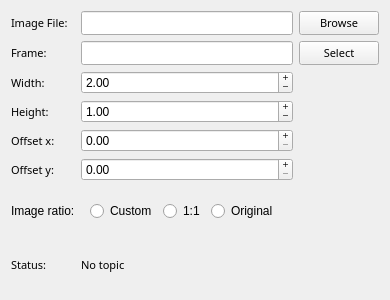
ros2-gbp/mapviz-release, file mapviz_plugins/ui/robot_image_config.ui: the form before one commit.
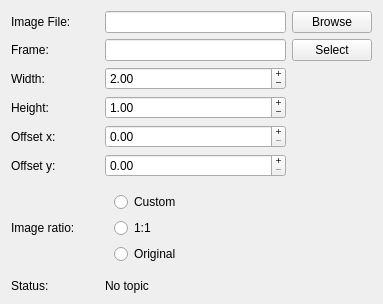
The form after the commit.

Diff of the .ui file:
```diff
--- a/mapviz_plugins/ui/robot_image_config.ui
+++ b/mapviz_plugins/ui/robot_image_config.ui
@@ -19,12 +19,6 @@
   <layout class="QGridLayout" name="gridLayout">
    <item row="0" column="0">
     <widget class="QLabel" name="image_label">
-     <property name="font">
-      <font>
-       <family>Sans Serif</family>
-       <pointsize>8</pointsize>
-      </font>
-     </property>
      <property name="text">
       <string>Image File:</string>
      </property>
@@ -38,12 +32,6 @@
        <verstretch>0</verstretch>
       </sizepolicy>
      </property>
-     <property name="font">
-      <font>
-       <family>Sans Serif</family>
-       <pointsize>8</pointsize>
-      </font>
-     </property>
      <property name="styleSheet">
       <string notr="true"/>
      </property>
@@ -54,12 +42,6 @@
    </item>
    <item row="2" column="0">
     <widget class="QLabel" name="frame_label">
-     <property name="font">
-      <font>
-       <family>Sans Serif</family>
-       <pointsize>8</pointsize>
-      </font>
-     </property>
      <property name="text">
       <string>Frame:</string>
      </property>
@@ -67,12 +49,6 @@
    </item>
    <item row="2" column="1" colspan="2">
     <widget class="QLineEdit" name="frame">
-     <property name="font">
-      <font>
-       <family>Sans Serif</family>
-       <pointsize>8</pointsize>
-      </font>
-     </property>
     </widget>
    </item>
    <item row="2" column="3">
@@ -83,12 +59,6 @@
        <verstretch>0</verstretch>
       </sizepolicy>
      </property>
-     <property name="font">
-      <font>
-       <family>Sans Serif</family>
-       <pointsize>8</pointsize>
-      </font>
-     </property>
      <property name="styleSheet">
       <string notr="true"/>
      </property>
@@ -99,12 +69,6 @@
    </item>
    <item row="3" column="0">
     <widget class="QLabel" name="width_label">
-     <property name="font">
-      <font>
-       <family>Sans Serif</family>
-       <pointsize>8</pointsize>
-      </font>
-     </property>
      <property name="text">
       <string>Width:</string>
      </property>
@@ -131,12 +95,6 @@
    </item>
    <item row="4" column="0">
     <widget class="QLabel" name="height_label">
-     <property name="font">
-      <font>
-       <family>Sans Serif</family>
-       <pointsize>8</pointsize>
-      </font>
-     </property>
      <property name="text">
       <string>Height:</string>
      </property>
@@ -163,12 +121,6 @@
    </item>
    <item row="5" column="0">
     <widget class="QLabel" name="offset_x_label">
-     <property name="font">
-      <font>
-       <family>Sans Serif</family>
-       <pointsize>8</pointsize>
-      </font>
-     </property>
      <property name="text">
       <string>Offset x:</string>
      </property>
@@ -195,12 +147,6 @@
    </item>
    <item row="6" column="0">
     <widget class="QLabel" name="offset_y_label">
-     <property name="font">
-      <font>
-       <family>Sans Serif</family>
-       <pointsize>8</pointsize>
-      </font>
-     </property>
      <property name="text">
       <string>Offset y:</string>
      </property>
@@ -227,12 +173,6 @@
    </item>
    <item row="8" column="0">
     <widget class="QLabel" name="status_label">
-     <property name="font">
-      <font>
-       <family>Sans Serif</family>
-       <pointsize>8</pointsize>
-      </font>
-     </property>
      <property name="text">
       <string>Status:</string>
      </property>
@@ -240,12 +180,6 @@
    </item>
    <item row="8" column="1" colspan="2">
     <widget class="QLabel" name="status">
-     <property name="font">
-      <font>
-       <family>Sans Serif</family>
-       <pointsize>8</pointsize>
-      </font>
-     </property>
      <property name="styleSheet">
       <string notr="true"/>
      </property>
@@ -266,17 +200,11 @@
    </item>
    <item row="0" column="1" colspan="2">
     <widget class="QLineEdit" name="image">
-     <property name="font">
-      <font>
-       <family>Sans Serif</family>
-       <pointsize>8</pointsize>
-      </font>
-     </property>
     </widget>
    </item>
-   <item row="7" column="1">
+   <item row="7" column="1" colspan="2">
     <widget class="QWidget" name="widget" native="true">
-     <layout class="QHBoxLayout" name="horizontalLayout">
+     <layout class="QVBoxLayout" name="horizontalLayout">
       <item>
        <widget class="QRadioButton" name="ratio_custom">
         <property name="text">
```
